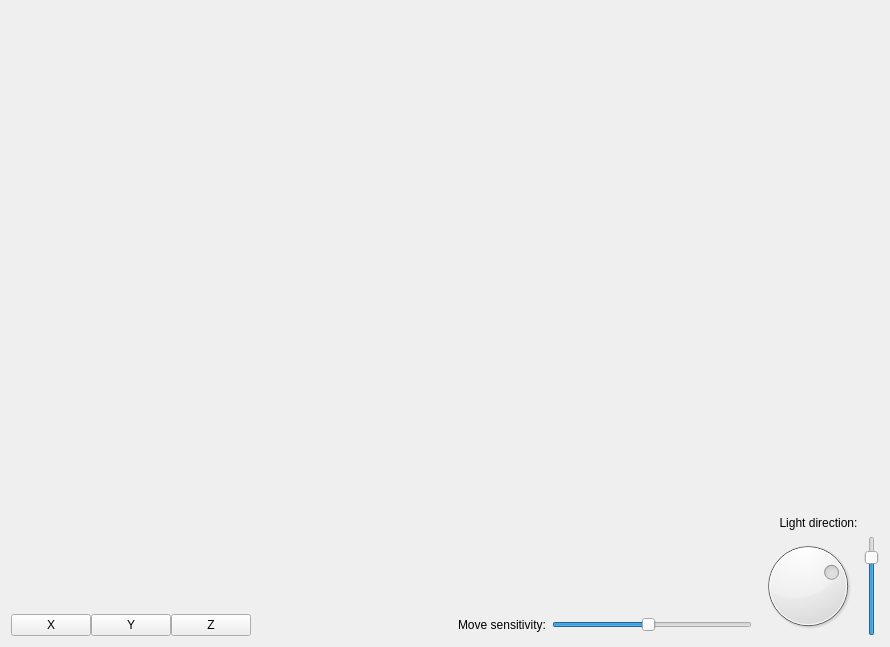
First picture: the form in src/noggit/Red/AssetBrowser/Ui/AssetBrowserOverlay.ui, repository Marlamin/noggit-red, before the edit.
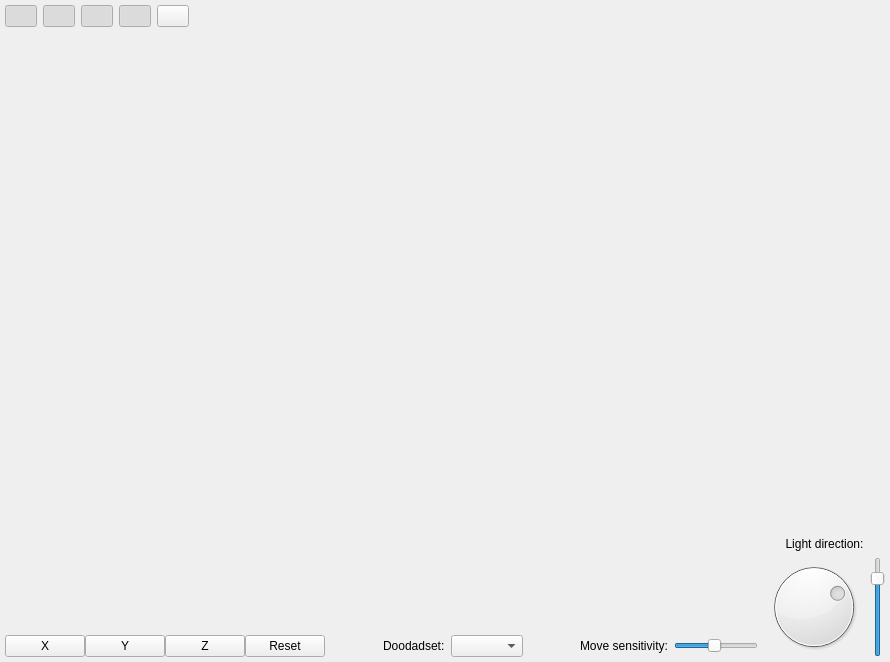
Second picture: the form after the edit.

Commit message: asset browser: overlay: add a few more buttons

```diff
--- a/src/noggit/Red/AssetBrowser/Ui/AssetBrowserOverlay.ui
+++ b/src/noggit/Red/AssetBrowser/Ui/AssetBrowserOverlay.ui
@@ -7,22 +7,184 @@
     <x>0</x>
     <y>0</y>
     <width>890</width>
-    <height>647</height>
+    <height>662</height>
    </rect>
   </property>
   <property name="windowTitle">
    <string>Form</string>
   </property>
   <layout class="QHBoxLayout" name="horizontalLayout">
+   <property name="leftMargin">
+    <number>5</number>
+   </property>
+   <property name="topMargin">
+    <number>5</number>
+   </property>
+   <property name="rightMargin">
+    <number>5</number>
+   </property>
+   <property name="bottomMargin">
+    <number>5</number>
+   </property>
    <item>
     <layout class="QVBoxLayout" name="verticalLayout_2">
      <item>
       <layout class="QHBoxLayout" name="horizontalLayout_2">
+       <item>
+        <layout class="QHBoxLayout" name="horizontalLayout_8">
+         <property name="spacing">
+          <number>-1</number>
+         </property>
+         <item>
+          <widget class="QPushButton" name="toggleAnimationButton">
+           <property name="sizePolicy">
+            <sizepolicy hsizetype="Fixed" vsizetype="Fixed">
+             <horstretch>0</horstretch>
+             <verstretch>0</verstretch>
+            </sizepolicy>
+           </property>
+           <property name="minimumSize">
+            <size>
+             <width>16</width>
+             <height>16</height>
+            </size>
+           </property>
+           <property name="maximumSize">
+            <size>
+             <width>32</width>
+             <height>32</height>
+            </size>
+           </property>
+           <property name="text">
+            <string/>
+           </property>
+           <property name="checkable">
+            <bool>true</bool>
+           </property>
+           <property name="checked">
+            <bool>true</bool>
+           </property>
+          </widget>
+         </item>
+         <item>
+          <widget class="QPushButton" name="toggleParticlesButton">
+           <property name="sizePolicy">
+            <sizepolicy hsizetype="Fixed" vsizetype="Fixed">
+             <horstretch>0</horstretch>
+             <verstretch>0</verstretch>
+            </sizepolicy>
+           </property>
+           <property name="maximumSize">
+            <size>
+             <width>32</width>
+             <height>32</height>
+            </size>
+           </property>
+           <property name="text">
+            <string/>
+           </property>
+           <property name="checkable">
+            <bool>true</bool>
+           </property>
+           <property name="checked">
+            <bool>true</bool>
+           </property>
+          </widget>
+         </item>
+         <item>
+          <widget class="QPushButton" name="toggleModelsButton">
+           <property name="sizePolicy">
+            <sizepolicy hsizetype="Fixed" vsizetype="Fixed">
+             <horstretch>0</horstretch>
+             <verstretch>0</verstretch>
+            </sizepolicy>
+           </property>
+           <property name="minimumSize">
+            <size>
+             <width>16</width>
+             <height>16</height>
+            </size>
+           </property>
+           <property name="maximumSize">
+            <size>
+             <width>32</width>
+             <height>32</height>
+            </size>
+           </property>
+           <property name="text">
+            <string/>
+           </property>
+           <property name="checkable">
+            <bool>true</bool>
+           </property>
+           <property name="checked">
+            <bool>true</bool>
+           </property>
+          </widget>
+         </item>
+         <item>
+          <widget class="QPushButton" name="toggleWMOButton">
+           <property name="sizePolicy">
+            <sizepolicy hsizetype="Fixed" vsizetype="Fixed">
+             <horstretch>0</horstretch>
+             <verstretch>0</verstretch>
+            </sizepolicy>
+           </property>
+           <property name="minimumSize">
+            <size>
+             <width>16</width>
+             <height>16</height>
+            </size>
+           </property>
+           <property name="maximumSize">
+            <size>
+             <width>32</width>
+             <height>32</height>
+            </size>
+           </property>
+           <property name="text">
+            <string/>
+           </property>
+           <property name="checkable">
+            <bool>true</bool>
+           </property>
+           <property name="checked">
+            <bool>true</bool>
+           </property>
+          </widget>
+         </item>
+         <item>
+          <widget class="QPushButton" name="toggleBoundingBoxButton">
+           <property name="sizePolicy">
+            <sizepolicy hsizetype="Fixed" vsizetype="Fixed">
+             <horstretch>0</horstretch>
+             <verstretch>0</verstretch>
+            </sizepolicy>
+           </property>
+           <property name="maximumSize">
+            <size>
+             <width>32</width>
+             <height>32</height>
+            </size>
+           </property>
+           <property name="text">
+            <string/>
+           </property>
+           <property name="checkable">
+            <bool>true</bool>
+           </property>
+          </widget>
+         </item>
+        </layout>
+       </item>
        <item>
         <spacer name="horizontalSpacer_3">
          <property name="orientation">
           <enum>Qt::Horizontal</enum>
          </property>
+         <property name="sizeType">
+          <enum>QSizePolicy::MinimumExpanding</enum>
+         </property>
          <property name="sizeHint" stdset="0">
           <size>
            <width>40</width>
@@ -100,6 +262,13 @@
            </property>
           </widget>
          </item>
+         <item>
+          <widget class="QPushButton" name="pushButton">
+           <property name="text">
+            <string>Reset</string>
+           </property>
+          </widget>
+         </item>
         </layout>
        </item>
        <item>
@@ -115,6 +284,29 @@
          </property>
         </spacer>
        </item>
+       <item>
+        <widget class="QLabel" name="label_3">
+         <property name="text">
+          <string>Doodadset:</string>
+         </property>
+        </widget>
+       </item>
+       <item>
+        <widget class="QComboBox" name="comboBox"/>
+       </item>
+       <item>
+        <spacer name="horizontalSpacer_4">
+         <property name="orientation">
+          <enum>Qt::Horizontal</enum>
+         </property>
+         <property name="sizeHint" stdset="0">
+          <size>
+           <width>40</width>
+           <height>20</height>
+          </size>
+         </property>
+        </spacer>
+       </item>
        <item>
         <widget class="QLabel" name="label_2">
          <property name="text">
```
The commit also changes 3 other files.
